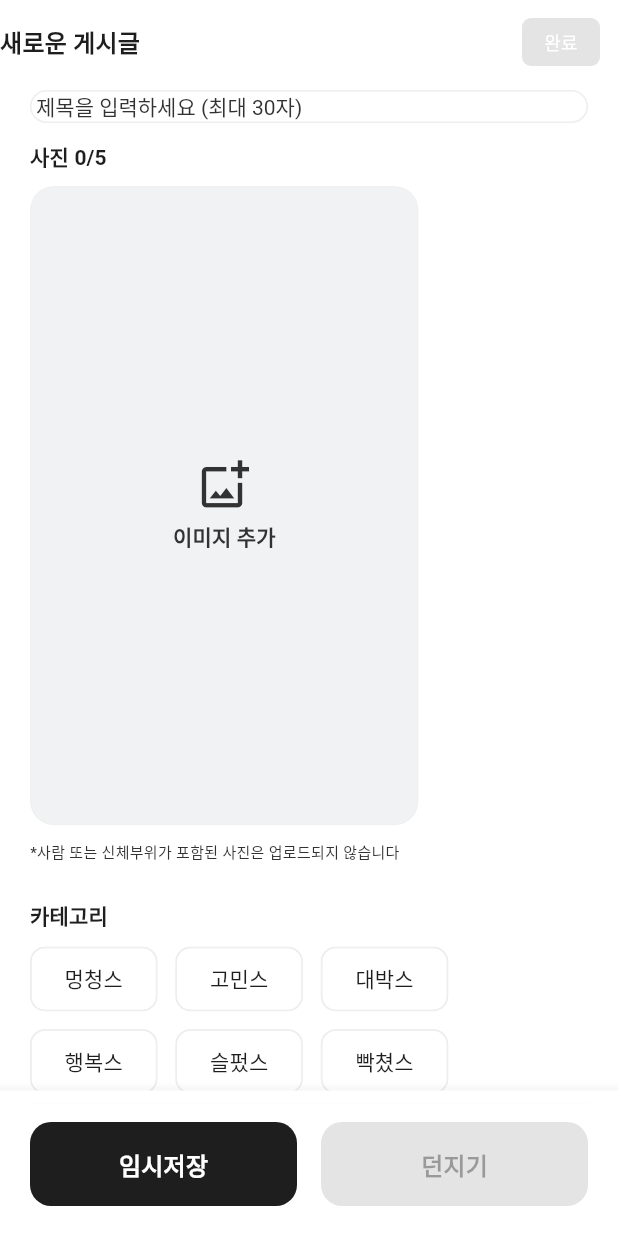
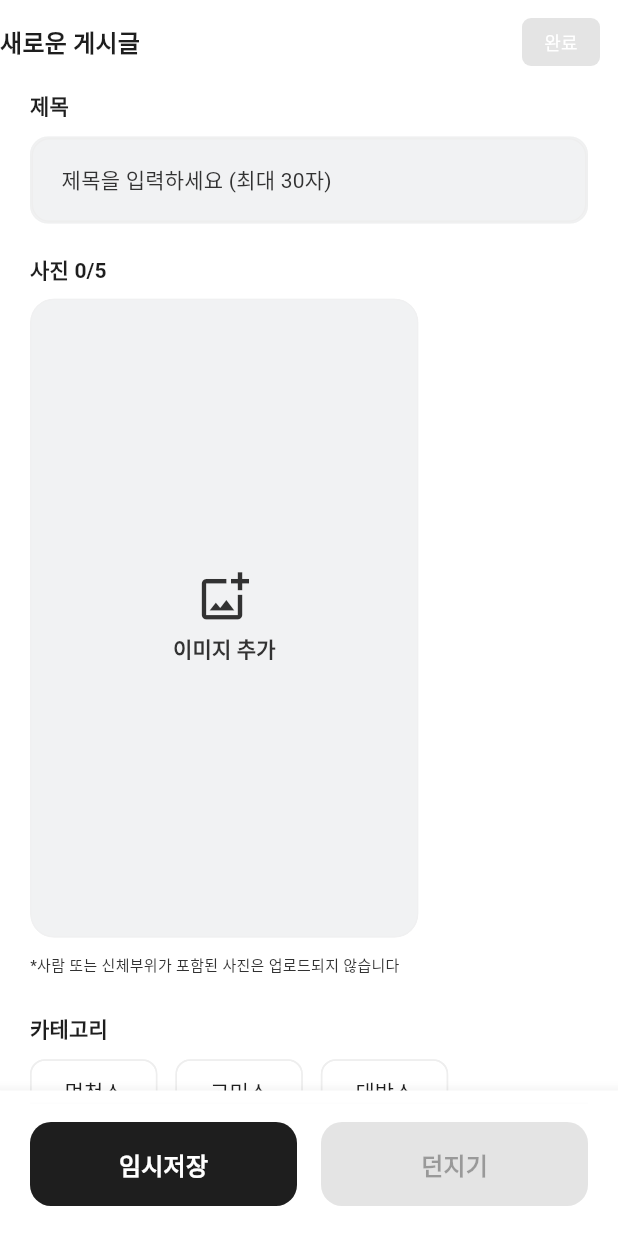
Before and after one commit to Among-Us-KR/flutter_sns, a Flutter app: the WritePage screen opened by its route, on a phone screen of 412 x 824 dp. Run offline on Flutter 3.47's test engine with Material 3 defaults, Android fonts, the light colour scheme and no system bars; our stand-ins replace cloud_firestore, firebase_auth, firebase_core, firebase_storage, flutter_image_compress, flutter_riverpod and 3 more; accounts and stored records are empty; Roboto replaces fonts that are missing (SpoqaHanSansNeo); project files that could hold a hidden picture were left out.

Commit message:
design: 게시글 내 제목 UI 다듬기

```diff
--- a/lib/write/presentation/screens/write/write_page.dart
+++ b/lib/write/presentation/screens/write/write_page.dart
@@ -184,22 +184,39 @@ class _WritePageState extends ConsumerState<WritePage> {
                     crossAxisAlignment: CrossAxisAlignment.start,
                     children: [
                       // ✅ 제목 입력 (사진 위)
-                      TextField(
-                        controller: _titleCtrl,
-                        maxLength: 30,
-                        style: theme.textTheme.titleLarge?.copyWith(
+                      Text(
+                        '제목',
+                        style: theme.textTheme.titleSmall?.copyWith(
                           fontWeight: FontWeight.w700,
                         ),
-                        decoration: const InputDecoration(
-                          hintText: '제목을 입력하세요 (최대 30자)',
-                          border: UnderlineInputBorder(),
-                          counterText: '',
-                          filled: false,
-                          isDense: true,
-                          contentPadding: EdgeInsets.zero,
+                      ),
+                      const SizedBox(height: 10),
+                      Container(
+                        decoration: BoxDecoration(
+                          color: cs.surfaceContainerHigh,
+                          borderRadius: BorderRadius.circular(12),
+                          border: Border.all(
+                            color: cs.outline.withOpacity(0.5),
+                          ),
+                        ),
+                        child: TextField(
+                          controller: _titleCtrl,
+                          maxLength: 30,
+                          style: theme.textTheme.titleMedium?.copyWith(
+                            fontWeight: FontWeight.w700,
+                          ),
+                          decoration: InputDecoration(
+                            hintText: '제목을 입력하세요 (최대 30자)',
+                            border: InputBorder.none, // 기존 밑줄 제거
+                            counterText: '',
+                            contentPadding: const EdgeInsets.symmetric(
+                              horizontal: 16,
+                              vertical: 16,
+                            ),
+                          ),
                         ),
                       ),
-                      const SizedBox(height: 12),
+                      const SizedBox(height: 20),
 
                       // 이미지 카루셀
                       ImageCarouselFreeScroll(
--- a/lib/write/presentation/widgets/bottom_navigation.dart
+++ b/lib/write/presentation/widgets/bottom_navigation.dart
@@ -12,7 +12,7 @@ class BottomNavigation extends StatelessWidget {
 
     // 현재 경로
     final location = GoRouterState.of(context).uri.toString();
-    // 작성(/write)·프로필편집(/profile/edit)에서는 하단바 숨김
+    // 작성(/write)·프로필편집(/profile/edit),게시글편집에서는 하단바 숨김
     final hideBottomBar =
         location.startsWith('/write') ||
         location.startsWith('/profile/edit') ||
```
